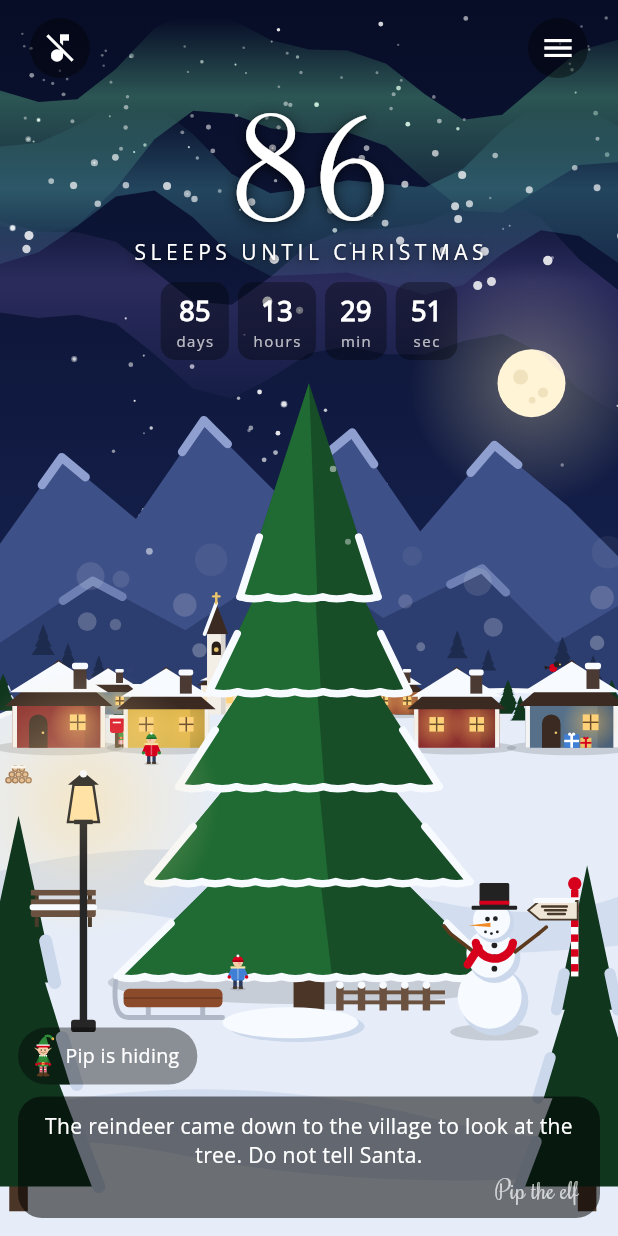
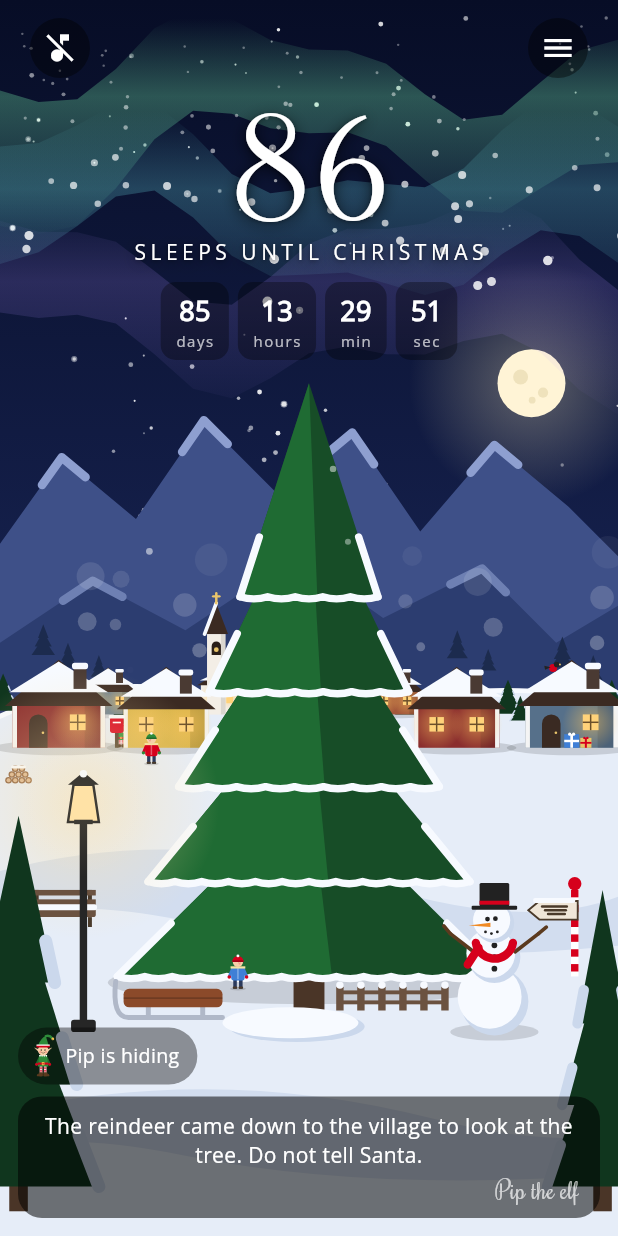
Before and after one commit to goodjobswe/christmas-buddy, a Flutter app: the screen it shows after launch, after a tap on the "music note" icon, on a phone screen of 412 x 824 dp. Run offline on Flutter 3.47's test engine with Material 3 defaults, Android fonts, the phone set to English and light mode, and no system bars; our stand-ins replace audioplayers, flutter_local_notifications, flutter_timezone, package_info_plus, share_plus, shared_preferences and 1 more.

Commit message:
Bench behind the pine, end posts on the fence, signpost clear of the tree

```diff
--- a/lib/src/scene/elf_spots.dart
+++ b/lib/src/scene/elf_spots.dart
@@ -277,7 +277,7 @@ class ElfSpots {
           reaction: ElfReaction.peekOut,
         );
       case 17:
-        final y = l.h * 0.83;
+        final y = l.h * 0.76;
         return ElfSpot(
           feet: Offset(l.rightPine.tip.dx - l.rightPine.halfWidthAt(y) - u * 0.004, y),
           height: u * 0.055,
--- a/lib/src/scene/scene_layout.dart
+++ b/lib/src/scene/scene_layout.dart
@@ -175,7 +175,7 @@ class SceneLayout {
     signpost = Signpost(base: Offset(w * 0.93, h * 0.79), height: unit * 0.15);
 
     leftPine = Pine(tip: Offset(w * 0.03, h * 0.66), height: h * 0.30, halfWidth: unit * 0.13);
-    rightPine = Pine(tip: Offset(w * 0.95, h * 0.70), height: h * 0.26, halfWidth: unit * 0.11);
+    rightPine = Pine(tip: Offset(w * 0.975, h * 0.72), height: h * 0.24, halfWidth: unit * 0.09);
 
     drift = Rect.fromLTWH(w * 0.36, h * 0.815, unit * 0.22, unit * 0.05);
 
--- a/lib/src/scene/scene_painter.dart
+++ b/lib/src/scene/scene_painter.dart
@@ -667,12 +667,12 @@ class ScenePainter extends CustomPainter {
   void _paintForeground(Canvas c) {
     final l = layout;
     _paintLampGlow(c, l.lamp);
-    _paintPine(c, l.leftPine);
     final station = events.reindeerStation;
     if (station != null && station == 1) {
       _paintReindeer(c, l.reindeerStations[1]);
     }
     _paintBench(c, l.bench);
+    _paintPine(c, l.leftPine);
     _paintSled(c, l.sled);
     _paintLamp(c, l.lamp);
     if (station != null && station == 0) {
@@ -837,7 +837,9 @@ class ScenePainter extends CustomPainter {
     c.drawRect(Rect.fromLTWH(r.left, r.top + r.height * 0.28, r.width, railH), wood);
     c.drawRect(Rect.fromLTWH(r.left, r.top + r.height * 0.64, r.width, railH), wood);
     final snowDab = Paint()..color = SceneColors.snowBright;
-    for (var x = r.left; x <= r.right + 0.1; x += fence.postSpacing) {
+    final gaps = math.max(1, (r.width / fence.postSpacing).round());
+    for (var i = 0; i <= gaps; i++) {
+      final x = r.left + r.width * i / gaps;
       final post = Rect.fromLTWH(x - u * 0.006, r.top, u * 0.012, r.height);
       c.drawPath(
         Path()
```
